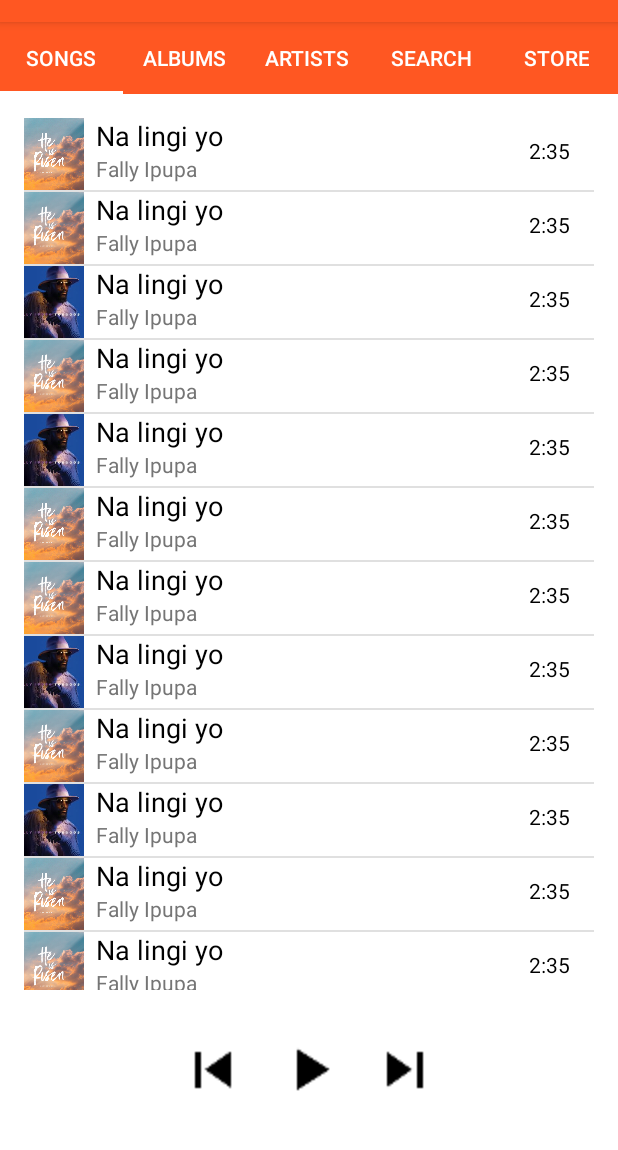
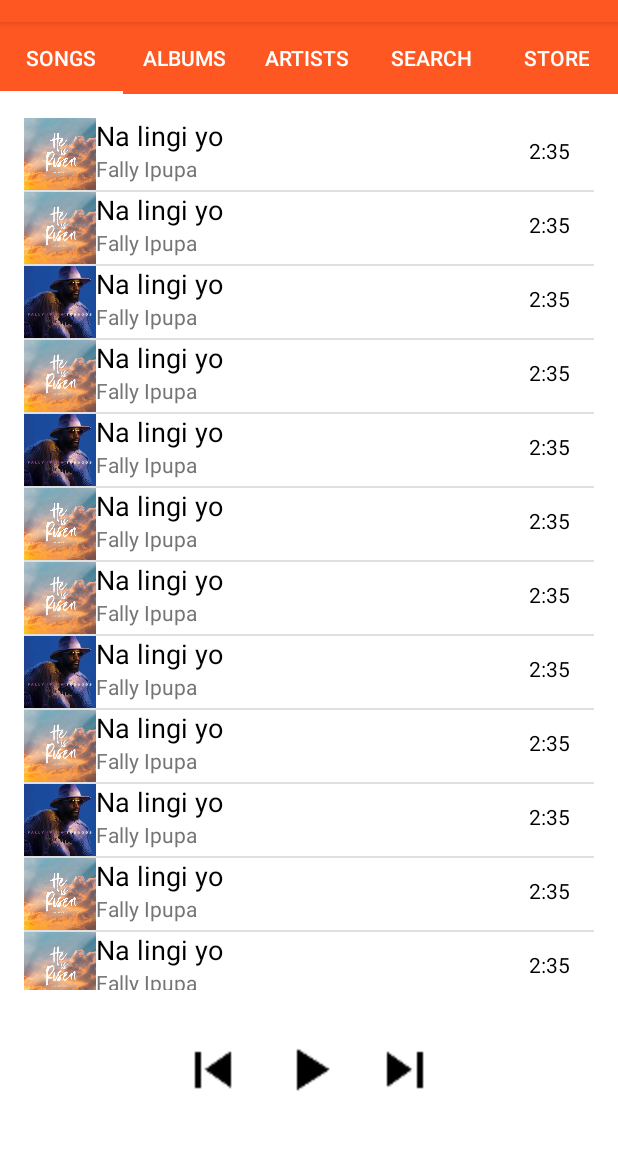
Before and after one commit to angwandi/MusicalStructureAppABSNGU, an Android app: the screen it shows after launch (MainActivity), on a phone screen of 412 x 824 dp, the part 62-1212 px from its top. Run offline under Robolectric (Android 15) with nearby library versions, the phone set to English and light mode, and no system bars.

Commit message:
Changes suggested by Udacity reviewer

```diff
--- a/app/src/main/res/layout/song_items.xml
+++ b/app/src/main/res/layout/song_items.xml
@@ -2,18 +2,19 @@
 <RelativeLayout xmlns:android="http://schemas.android.com/apk/res/android"
     xmlns:tools="http://schemas.android.com/tools"
     android:layout_width="match_parent"
-    android:layout_height="48dp"
+    android:layout_height="@dimen/_48dp"
     android:background="@android:color/white"
-    android:minHeight="48dp">
+    android:minHeight="@dimen/_48dp">
 
     <ImageView
         android:scaleType="centerCrop"
         android:id="@+id/image"
-        android:layout_width="48dp"
-        android:layout_height="48dp"
-        android:minHeight="48dp"
-        android:minWidth="48dp"
-        android:paddingRight="16dp"
+        android:layout_width="@dimen/_48dp"
+        android:layout_height="@dimen/_48dp"
+        android:minHeight="@dimen/_48dp"
+        android:minWidth="@dimen/_48dp"
+        android:paddingRight="@dimen/_16dp"
+        android:paddingLeft="@dimen/_16dp"
         android:src="@drawable/maitre"/>
 
     <RelativeLayout
@@ -22,14 +23,16 @@
         android:layout_height="48dp"
         android:layout_alignParentBottom="true"
         android:layout_alignParentRight="true"
+        android:layout_alignParentEnd="true"
         android:layout_alignParentTop="true"
         android:layout_toRightOf="@id/image"
+        android:layout_toEndOf="@id/image"
         android:orientation="vertical">
 
         <TextView
             android:id="@+id/songTitle_text_view"
             android:layout_width="match_parent"
-            android:layout_height="24dp"
+            android:layout_height="@dimen/_24dp"
             android:layout_weight="1"
             android:gravity="bottom"
             android:textAppearance="?android:textAppearanceMedium"
@@ -39,7 +42,7 @@
         <TextView
             android:id="@+id/songArtist_text_view"
             android:layout_width="match_parent"
-            android:layout_height="24dp"
+            android:layout_height="@dimen/_24dp"
             android:layout_below="@+id/songTitle_text_view"
             android:layout_weight="1"
             android:gravity="top"
@@ -50,10 +53,12 @@
         <TextView
             android:id="@+id/songDuration_text_view"
             android:layout_width="wrap_content"
-            android:layout_height="24dp"
+            android:layout_height="@dimen/_24dp"
             android:layout_alignParentRight="true"
+            android:layout_alignParentEnd="true"
             android:layout_centerVertical="true"
-            android:layout_marginRight="16dp"
+            android:layout_marginRight="@dimen/_16dp"
+            android:layout_marginEnd="@dimen/_16dp"
             android:text="@string/song_duration"
             android:textAppearance="?android:textAppearanceSmall"
             android:textColor="@android:color/black" />
--- a/app/src/main/res/layout/song_list.xml
+++ b/app/src/main/res/layout/song_list.xml
@@ -8,7 +8,7 @@
     <ListView
         android:id="@+id/list"
         android:layout_width="match_parent"
-        android:layout_height="0dp"
+        android:layout_height="@dimen/_0dp"
         android:layout_weight="10"
         android:orientation="vertical" />
 
@@ -23,28 +23,33 @@
 
         <ImageButton
             android:id="@+id/previous_img"
-            android:layout_width="48dp"
-            android:layout_height="48dp"
-            android:layout_marginRight="16dp"
+            android:layout_width="@dimen/_48dp"
+            android:layout_height="@dimen/_48dp"
+            android:layout_marginRight="@dimen/_16dp"
+            android:layout_marginEnd="@dimen/_16dp"
             android:background="@drawable/ic_skip_previous_black_24dp"
-            android:minHeight="48dp"
-            android:minWidth="48dp" />
+            android:minHeight="@dimen/_48dp"
+            android:minWidth="@dimen/_48dp"
+            android:contentDescription="@string/skip_previous_image_button"/>
 
         <ImageButton
             android:id="@+id/play_img"
-            android:layout_width="48dp"
-            android:layout_height="48dp"
+            android:layout_width="@dimen/_48dp"
+            android:layout_height="@dimen/_48dp"
             android:background="@drawable/ic_play_arrow_black_24dp"
-            android:minHeight="48dp"
-            android:minWidth="48dp" />
+            android:minHeight="@dimen/_48dp"
+            android:minWidth="@dimen/_48dp"
+            android:contentDescription="@string/play_image_button"/>
 
         <ImageButton
             android:id="@+id/next_img"
-            android:layout_width="48dp"
-            android:layout_height="48dp"
-            android:layout_marginLeft="16dp"
+            android:layout_width="@dimen/_48dp"
+            android:layout_height="@dimen/_48dp"
+            android:layout_marginLeft="@dimen/_16dp"
+            android:layout_marginStart="@dimen/_16dp"
             android:background="@drawable/ic_skip_next_black_24dp"
-            android:minHeight="48dp"
-            android:minWidth="48dp" />
+            android:minHeight="@dimen/_48dp"
+            android:minWidth="@dimen/_48dp"
+            android:contentDescription="@string/skip_forward_image_button"/>
     </LinearLayout>
 </LinearLayout>
--- a/app/src/main/res/layout/store_list.xml
+++ b/app/src/main/res/layout/store_list.xml
@@ -4,4 +4,4 @@
     android:layout_width="match_parent"
     android:layout_height="match_parent"
     android:orientation="vertical"
-    android:padding="16dp"/>
+    android:padding="@dimen/_16dp"/>
--- /dev/null
+++ b/app/src/main/res/values/dimensions.xml
@@ -0,0 +1,9 @@
+<?xml version="1.0" encoding="utf-8"?>
+<resources>
+    <dimen name="_0dp">0dp</dimen>
+    <dimen name="_16dp">16dp</dimen>
+    <dimen name="_48dp">48dp</dimen>
+    <dimen name="_88dp">88dp</dimen>
+    <dimen name="_36dp">36dp</dimen>
+    <dimen name="_24dp">24dp</dimen>
+</resources>
--- a/app/src/main/res/values/strings.xml
+++ b/app/src/main/res/values/strings.xml
@@ -26,4 +26,9 @@
     <string name="store_amazon">Shop Musics on Amazon Music</string>
     <string name="store_google">Shop Musics on Google Play Music</string>
     <string name="store_itunes">Shop Musics on iTunes</string>
+    <!--Content Descriptions-->
+    <string name="play_image_button">Play</string>
+    <string name="skip_previous_image_button">Skip previous</string>
+    <string name="skip_forward_image_button">Skip forward</string>
+    <string name="online_store">Online stores</string>
 </resources>
--- a/app/src/main/res/values/styles.xml
+++ b/app/src/main/res/values/styles.xml
@@ -9,7 +9,7 @@
     <!-- App bar style -->
     <style name="MusicalStructureAppAppBarStyle" parent="Widget.AppCompat.Light.ActionBar.Solid.Inverse">
         <!-- Remove the shadow below the app bar -->
-        <item name="elevation">0dp</item>
+        <item name="elevation">@dimen/_0dp</item>
     </style>
      Style for a tab that displays a field name
     <style name="FieldTab" parent="Widget.Design.TabLayout">
```
Also changed, not shown: app/src/main/res/layout/artist_items.xml (+6 -5 lines), app/src/main/res/layout/search_view.xml (+0 -15 lines), app/src/main/res/layout/store_items.xml (+6 -5 lines).
